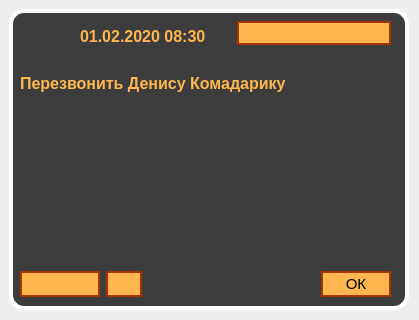
Above: PopupReminder.ui from okostynchuk/Outcall before the change. Below: the same form after it.
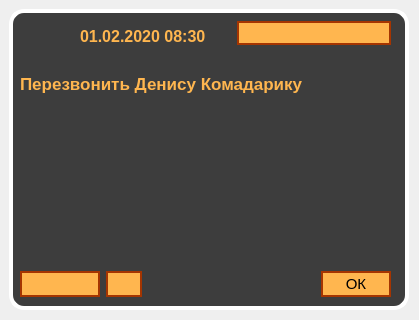
That is the form after the change. Icons and pictures are not drawn.

What changed in the file:
```diff
--- a/PopupReminder.ui
+++ b/PopupReminder.ui
@@ -70,7 +70,7 @@
    </property>
    <property name="font">
     <font>
-     <pointsize>12</pointsize>
+     <pointsize>13</pointsize>
      <weight>50</weight>
      <italic>false</italic>
      <bold>false</bold>
```
